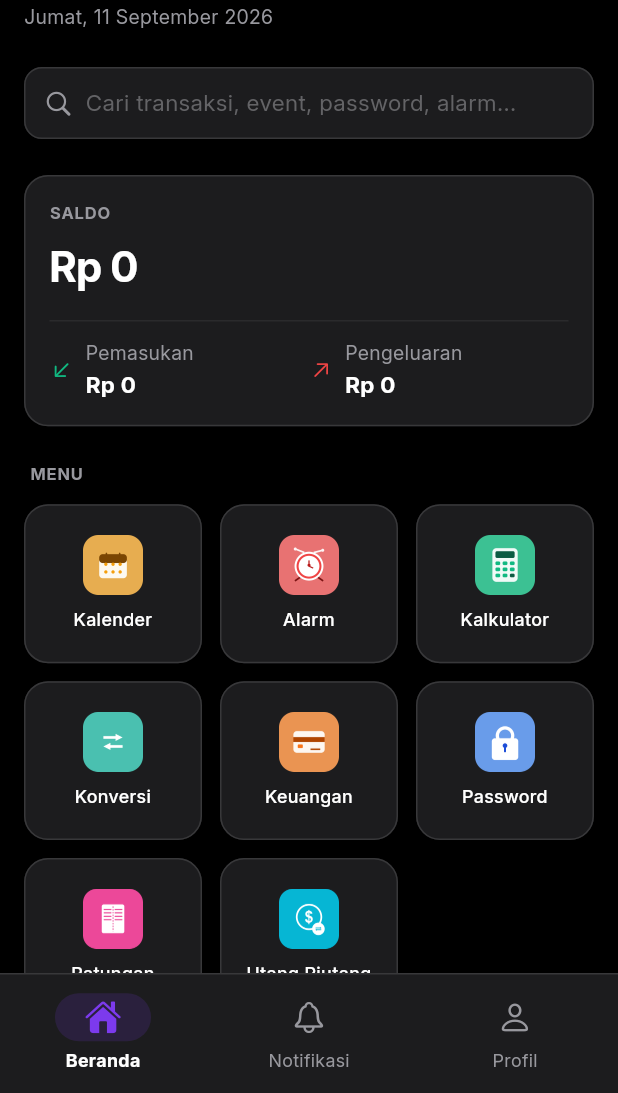
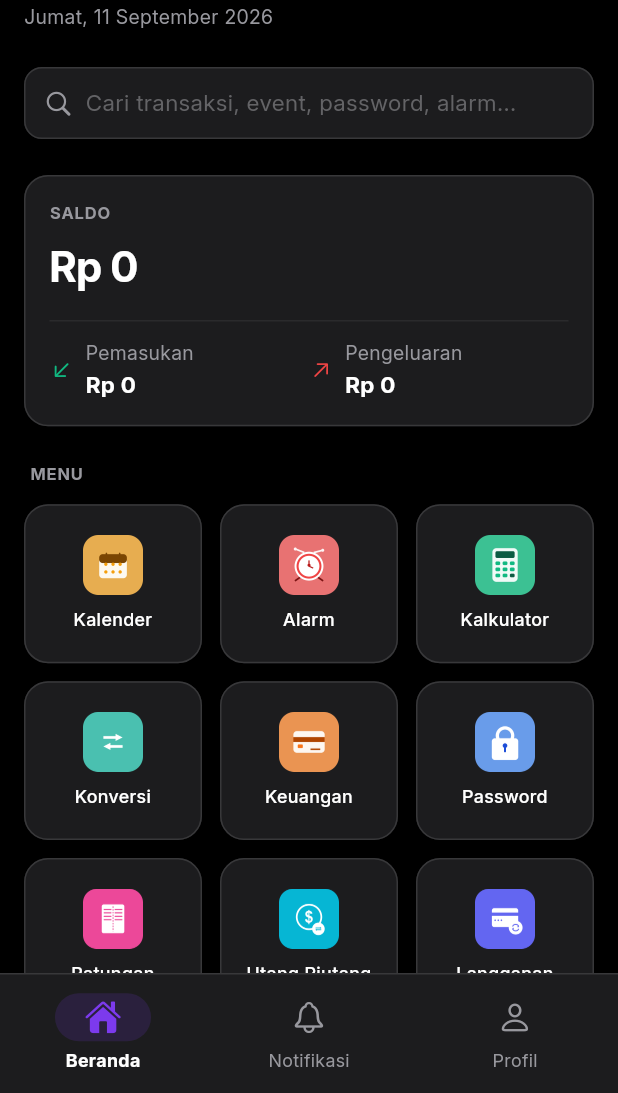
Before and after one commit to Alif-Fikri/asoyy, a Flutter app: the screen it shows after launch, on a phone screen of 412 x 824 dp, the part 143-1236 px from its top. Run offline on Flutter 3.47's test engine with Material 3 defaults, Android fonts, the phone set to English and light mode, and no system bars; our stand-ins replace equatable, file_picker, fl_chart, flutter_bloc, flutter_local_notifications, flutter_timezone and 7 more; missing offline and left inert: alarm, home_widget; accounts and stored records are empty; statements that could not run were skipped.

Commit message:
feat: add subscription tracker
Add a "Langganan" menu for tracking subscriptions (Netflix, Spotify,
etc.) so renewal reminders fire before you get charged. Built as a
thin layer on top of Finance's existing recurring-transaction
machinery (an isSubscription flag on RecurringTransactionEntity)
rather than a new data model, so it automatically gets the same
H-1 renewal reminder and auto-posts the charge to Finance when due.

```diff
--- a/lib/core/constants/app_colors.dart
+++ b/lib/core/constants/app_colors.dart
@@ -21,6 +21,7 @@ abstract class AppColors {
   static const Color converterColor = Color(0xFF14B8A6);
   static const Color splitBillColor = Color(0xFFEC4899);
   static const Color debtColor = Color(0xFF06B6D4);
+  static const Color subscriptionColor = Color(0xFF6366F1);
 
   static const Color income = Color(0xFF10B981);
   static const Color expense = Color(0xFFEF4444);
--- a/lib/core/l10n/app_strings.dart
+++ b/lib/core/l10n/app_strings.dart
@@ -60,6 +60,19 @@ abstract class AppStrings {
   String get debt_empty_title;
   String get debt_empty_subtitle;
   String get notif_kind_debt;
+
+  String get nav_subscription;
+  String get subscription_title;
+  String get subscription_new;
+  String get subscription_service_name;
+  String get subscription_amount;
+  String get subscription_renewal_day;
+  String get subscription_notes;
+  String get subscription_monthly_total;
+  String get subscription_next_renewal;
+  String get subscription_empty_title;
+  String get subscription_empty_subtitle;
+  String get subscription_added;
   String get notif_group_today;
   String get notif_group_tomorrow;
   String get notif_group_upcoming;
--- a/lib/core/l10n/strings_en.dart
+++ b/lib/core/l10n/strings_en.dart
@@ -61,6 +61,19 @@ class StringsEn extends AppStrings {
   @override String get debt_empty_title => 'No Records Yet';
   @override String get debt_empty_subtitle => 'Track who owes what so you never forget.';
   @override String get notif_kind_debt => 'Debt';
+
+  @override String get nav_subscription => 'Subscriptions';
+  @override String get subscription_title => 'Subscriptions';
+  @override String get subscription_new => 'Add Subscription';
+  @override String get subscription_service_name => 'Service Name';
+  @override String get subscription_amount => 'Amount (Rp)';
+  @override String get subscription_renewal_day => 'Renewal Date';
+  @override String get subscription_notes => 'Notes';
+  @override String get subscription_monthly_total => 'Monthly Total';
+  @override String get subscription_next_renewal => 'Next renewal';
+  @override String get subscription_empty_title => 'No Subscriptions Yet';
+  @override String get subscription_empty_subtitle => 'Track things like Netflix or Spotify so you never get charged by surprise.';
+  @override String get subscription_added => 'Subscription added';
   @override String get notif_group_today => 'Today';
   @override String get notif_group_tomorrow => 'Tomorrow';
   @override String get notif_group_upcoming => 'Upcoming';
--- a/lib/core/l10n/strings_id.dart
+++ b/lib/core/l10n/strings_id.dart
@@ -61,6 +61,19 @@ class StringsId extends AppStrings {
   @override String get debt_empty_title => 'Belum Ada Catatan';
   @override String get debt_empty_subtitle => 'Catat utang piutang biar gak lupa siapa berutang apa.';
   @override String get notif_kind_debt => 'Utang Piutang';
+
+  @override String get nav_subscription => 'Langganan';
+  @override String get subscription_title => 'Langganan';
+  @override String get subscription_new => 'Tambah Langganan';
+  @override String get subscription_service_name => 'Nama Layanan';
+  @override String get subscription_amount => 'Jumlah (Rp)';
+  @override String get subscription_renewal_day => 'Tanggal Perpanjangan';
+  @override String get subscription_notes => 'Catatan';
+  @override String get subscription_monthly_total => 'Total per Bulan';
+  @override String get subscription_next_renewal => 'Perpanjangan berikutnya';
+  @override String get subscription_empty_title => 'Belum Ada Langganan';
+  @override String get subscription_empty_subtitle => 'Catat langganan seperti Netflix atau Spotify biar gak lupa dan kebobolan tagihan.';
+  @override String get subscription_added => 'Langganan ditambahkan';
   @override String get notif_group_today => 'Hari Ini';
   @override String get notif_group_tomorrow => 'Besok';
   @override String get notif_group_upcoming => 'Mendatang';
--- a/lib/features/finance/domain/entities/recurring_transaction_entity.dart
+++ b/lib/features/finance/domain/entities/recurring_transaction_entity.dart
@@ -9,6 +9,7 @@ class RecurringTransactionEntity {
   final int dayOfMonth;
   final String? notes;
   final String? lastGeneratedMonth;
+  final bool isSubscription;
 
   const RecurringTransactionEntity({
     required this.id,
@@ -19,6 +20,7 @@ class RecurringTransactionEntity {
     required this.dayOfMonth,
     this.notes,
     this.lastGeneratedMonth,
+    this.isSubscription = false,
   });
 
   bool get isIncome => type == TransactionType.income;
@@ -33,6 +35,7 @@ class RecurringTransactionEntity {
         dayOfMonth: dayOfMonth,
         notes: notes,
         lastGeneratedMonth: lastGeneratedMonth ?? this.lastGeneratedMonth,
+        isSubscription: isSubscription,
       );
 
   Map<String, dynamic> toJson() => {
@@ -44,6 +47,7 @@ class RecurringTransactionEntity {
         'dayOfMonth': dayOfMonth,
         'notes': notes,
         'lastGeneratedMonth': lastGeneratedMonth,
+        'isSubscription': isSubscription,
       };
 
   factory RecurringTransactionEntity.fromJson(Map<String, dynamic> json) =>
@@ -58,5 +62,6 @@ class RecurringTransactionEntity {
         dayOfMonth: json['dayOfMonth'] as int,
         notes: json['notes'] as String?,
         lastGeneratedMonth: json['lastGeneratedMonth'] as String?,
+        isSubscription: json['isSubscription'] as bool? ?? false,
       );
 }
--- a/lib/features/finance/domain/entities/transaction_entity.dart
+++ b/lib/features/finance/domain/entities/transaction_entity.dart
@@ -27,7 +27,7 @@ abstract class FinanceCategories {
     'Gaji', 'Freelance', 'Investasi', 'Bonus', 'Hadiah', 'Lainnya',
   ];
   static const List<String> expense = [
-    'Makan', 'Transport', 'Belanja', 'Tagihan', 'Kesehatan',
+    'Makan', 'Transport', 'Belanja', 'Tagihan', 'Langganan', 'Kesehatan',
     'Hiburan', 'Pendidikan', 'Lainnya',
   ];
 }
--- a/lib/features/home/presentation/pages/home_page.dart
+++ b/lib/features/home/presentation/pages/home_page.dart
@@ -20,6 +20,7 @@ import '../../../password/presentation/pages/password_flow_page.dart';
 import '../../../search/presentation/pages/search_page.dart';
 import '../../../split_bill/presentation/pages/split_bill_page.dart';
 import '../../../debt/presentation/pages/debt_page.dart';
+import '../../../subscription/presentation/pages/subscription_page.dart';
 
 class HomePage extends StatefulWidget {
   const HomePage({super.key});
@@ -363,6 +364,11 @@ class _FeatureMenu extends StatelessWidget {
         label: s.nav_debt,
         onTap: () => openFeature(context, const DebtPage()),
       ),
+      _MenuItemData(
+        asset: 'assets/images/menu_subscription.png',
+        label: s.nav_subscription,
+        onTap: () => openFeature(context, const SubscriptionPage()),
+      ),
     ];
 
     return Column(
```
Also changed, not shown: lib/features/finance/data/recurring_transaction_repository.dart (+10 -0 lines), lib/features/subscription/presentation/pages/subscription_form_page.dart (added, +149 -0 lines), lib/features/subscription/presentation/pages/subscription_page.dart (added, +125 -0 lines), lib/features/subscription/presentation/widgets/subscription_card.dart (added, +93 -0 lines), assets/images/menu_subscription.png (added).
